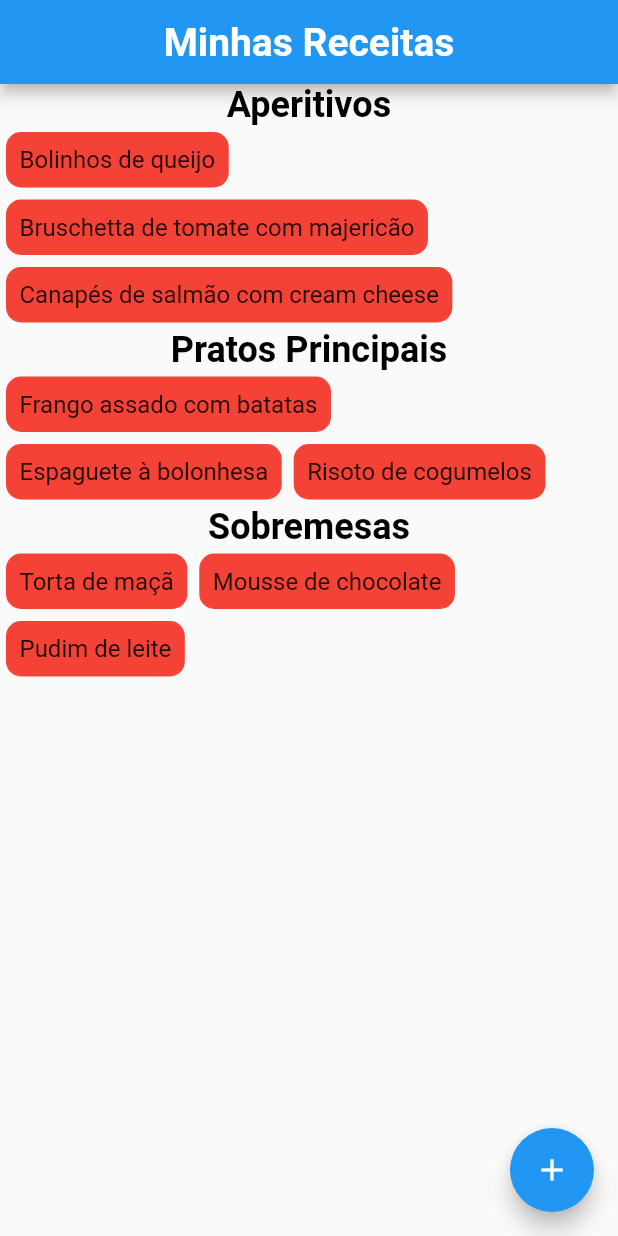
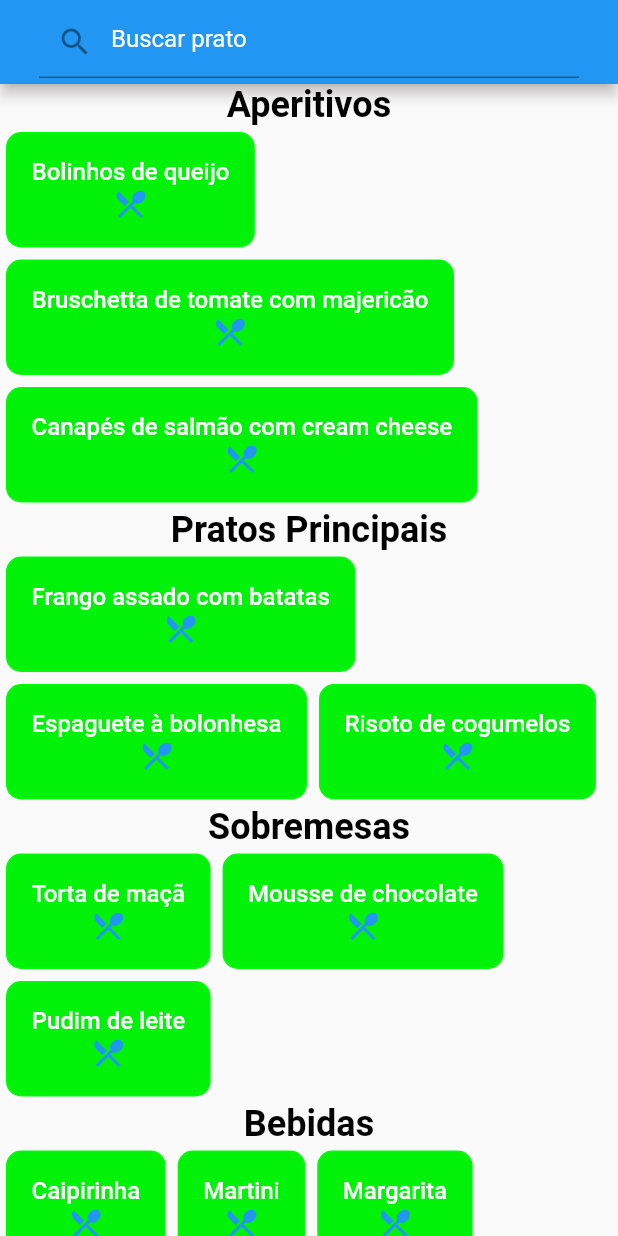
Before and after one commit to Luiz-Blue/curso_flutter_projeto1, a Flutter app: the screen it shows after launch, on a phone screen of 412 x 824 dp. Run offline on Flutter 3.47's test engine with Material 2 defaults, Android fonts, the phone set to English and light mode, and no system bars.

Commit message:
curso_flutter_projeto1

```diff
--- a/lib/receitas.dart
+++ b/lib/receitas.dart
@@ -1,42 +1,105 @@
 import 'package:flutter/material.dart';
 
-class Receitas extends StatelessWidget {
+class Receitas extends StatefulWidget {
   Receitas({Key? key});
 
-  final String? categoriaUsuario = null;
-  final String busca = '';
+  @override
+  State<Receitas> createState() => _MyReceitas();
+}
 
-  final Map<String, List<String>> dados = const {
-    'Aperitivos': [
-      'Bolinhos de queijo',
-      'Bruschetta de tomate com majericão',
-      'Canapés de salmão com cream cheese',
+class DescricaoReceitas extends StatelessWidget {
+  final String nomeReceita;
+  final String descricaoReceita;
+  final String precoReceita;
+
+  const DescricaoReceitas({
+    Key? key,
+    required this.nomeReceita,
+    required this.descricaoReceita,
+    required this.precoReceita,
+  });
+
+  @override
+  Widget build(BuildContext context) {
+    return Scaffold(
+      appBar: AppBar(),
+      body: Column(
+        mainAxisAlignment: MainAxisAlignment.center,
+        crossAxisAlignment: CrossAxisAlignment.center,
+        children: [
+          Text(
+            nomeReceita,
+            style: TextStyle(fontSize: 24, fontWeight: FontWeight.bold),
+          ),
+          SizedBox(height: 16),
+          Text(
+            descricaoReceita,
+            style: TextStyle(fontSize: 16),
+          ),
+          SizedBox(height: 16),
+          Text(
+            precoReceita,
+            style: TextStyle(fontSize: 18, fontWeight: FontWeight.bold),
+          ),
         ],
-    'Pratos Principais': [
-      'Frango assado com batatas',
-      'Espaguete à bolonhesa',
-      'Risoto de cogumelos',
-    ],
-    'Sobremesas': [
-      'Torta de maçã',
-      'Mousse de chocolate',
-      'Pudim de leite',
-    ],
+      ),
+    );
+  }
+}
+
+class _MyReceitas extends State<Receitas> {
+  String busca = '';
+
+       final Map<String, Map<String, String>> dados = const {
+    'Aperitivos': {
+      'Bolinhos de queijo': 'R\$ 15.00',
+      'Bruschetta de tomate com majericão': 'R\$ 8.50',
+      'Canapés de salmão com cream cheese': 'R\$ 32.00',
+    },
+    'Pratos Principais': {
+      'Frango assado com batatas': 'R\$28.00',
+      'Espaguete à bolonhesa': 'R\$25.00',
+      'Risoto de cogumelos': 'R\$15.50',
+    },
+    'Sobremesas': {
+      'Torta de maçã': 'R\$15.90',
+      'Mousse de chocolate': 'R\$12.00',
+      'Pudim de leite': 'R\$1 4.80',
+    },
+    'Bebidas': {
+      'Caipirinha': 'R\$5.00',
+      'Martini': 'R\$6.00',
+      'Margarita': 'R\$7.00',
+    },
+    'Petisco': {
+      'Batata frita': 'R\$10.00',
+      'Isca de peixe': 'R\$10.50',
+      'Aneis de cebola': 'R\$11.00',
+    }
   };
 
   @override
   Widget build(BuildContext context) {
-    final List<MapEntry<String, List<String>>> entries = dados.entries.toList();
+    final List<MapEntry<String, Map<String, String>>> entries =
+        dados.entries.toList();
     return Scaffold(
-      floatingActionButton: FloatingActionButton(
-        child: Icon(Icons.add),
-        onPressed: null,
-      ),
       appBar: AppBar(
-        title: const Center(
-          child: Text(
-            'Minhas Receitas',
-            style: TextStyle(
+        title: Padding(
+          padding: const EdgeInsets.all(10),
+          child: Center(
+            child: TextFormField(
+              initialValue: busca,
+              onChanged: (value) {
+                setState(() {
+                  busca = value;
+                });
+              },
+              style: TextStyle(color: Colors.white),
+              decoration: InputDecoration(
+                prefixIcon: Icon(Icons.search),
+                hintStyle: TextStyle(color: Colors.white),
+                hintText: 'Buscar prato',
+                labelStyle: TextStyle(
                   fontSize: 26,
                   fontWeight: FontWeight.bold,
                   color: Colors.white,
@@ -44,15 +107,14 @@ class Receitas extends StatelessWidget {
               ),
             ),
           ),
-      body: Column(
-        //crossAxisAlignment: CrossAxisAlignment.center,
+        ),
+      ),
+      body: SingleChildScrollView(
+        child: Column(
+          crossAxisAlignment: CrossAxisAlignment.stretch,
           children: entries.map((categoria) {
-          if (categoriaUsuario == null || categoriaUsuario == categoria.key) {
             return Wrap(
-              // FLAG
-              //mainAxisSize: MainAxisSize.min,
               alignment: WrapAlignment.start,
-              //crossAxisAlignment: CrossAxisAlignment.stretch,
               children: [
                 if (busca.isEmpty)
                   Center(
@@ -65,20 +127,40 @@ class Receitas extends StatelessWidget {
                       ),
                     ),
                   ),
-
-                ...categoria.value.map((dados) {
-                  if (dados.contains(busca) || busca.isEmpty) {
+                ...categoria.value.entries.map((entry) {
+                  final nomeReceita = entry.key;
+                  final precoReceita = entry.value;
+                  if (nomeReceita.contains(busca) || busca.isEmpty) {
                     return Container(
                       padding: EdgeInsets.all(8),
                       margin: EdgeInsets.all(4),
                       decoration: BoxDecoration(
-                        color: Colors.red,
+                        color: Color.fromARGB(255, 0, 242, 8),
                         borderRadius: BorderRadius.circular(10),
-                        border: Border.all(color: Colors.red),
+                        border: Border.all(
+                            color: const Color.fromARGB(255, 0, 250, 8)),
                       ),
-                      child: Text(
-                        dados,
-                        style: const TextStyle(fontSize: 16),
+                      child: TextButton(
+                        child: Column(
+                          children: [
+                            Text(nomeReceita,
+                                style: const TextStyle(
+                                    fontSize: 16, color: Colors.white)),
+                            Icon(Icons.restaurant_menu),
+                          ],
+                        ),
+                        onPressed: () {
+                          Navigator.push(
+                            context,
+                            MaterialPageRoute(
+                              builder: (context) => DescricaoReceitas(
+                                nomeReceita: nomeReceita,
+                                descricaoReceita: "Descrição da $nomeReceita",
+                                precoReceita: precoReceita,
+                              ),
+                            ),
+                          );
+                        },
                       ),
                     );
                   } else {
@@ -87,10 +169,8 @@ class Receitas extends StatelessWidget {
                 }).toList(),
               ],
             );
-          } else {
-            return Container();
-          }
           }).toList(),
+        ),
       ),
     );
   }
```
Lines whose indentation alone changed are shown as unchanged.
